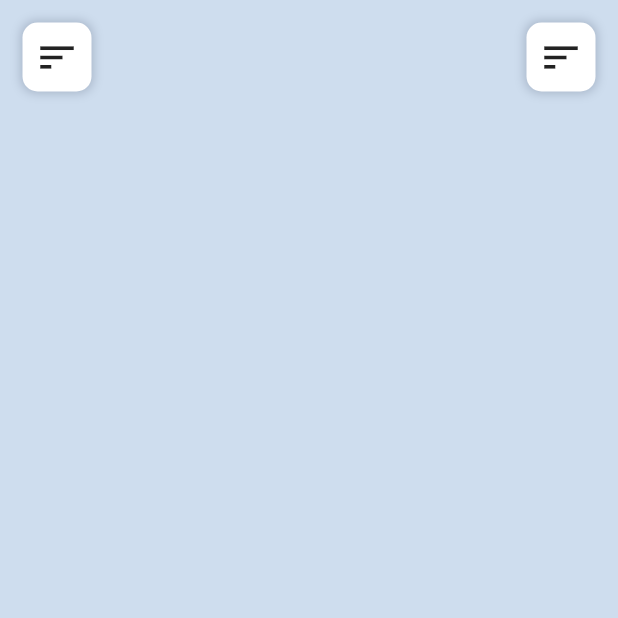
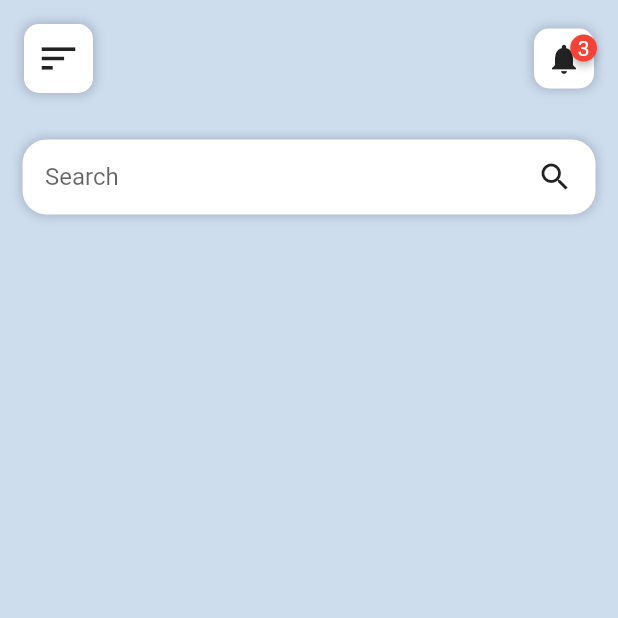
Before and after one commit to Lambertn33/shoes_selling_app, a Flutter app: the HomePage screen opened by its route, on a phone screen of 412 x 824 dp, the top half of it. Run offline on Flutter 3.47's test engine with Material 2 defaults, Android fonts, the phone set to English and light mode, and no system bars; drawn by our look-alikes of badges.

Commit message:
feat: add search bar

```diff
--- a/lib/screens/homepage.dart
+++ b/lib/screens/homepage.dart
@@ -1,4 +1,5 @@
 import 'package:flutter/material.dart';
+import 'package:badges/badges.dart' as badges;
 
 class HomePage extends StatelessWidget {
   const HomePage({super.key});
@@ -10,54 +11,83 @@ class HomePage extends StatelessWidget {
         child: SingleChildScrollView(
           child: Column(
             children: [
+              // App navbar icons
               Padding(
-                padding: const EdgeInsets.all(15.0),
+                padding: const EdgeInsets.all(16.0),
                 child: Row(
                   mainAxisAlignment: MainAxisAlignment.spaceBetween,
                   children: [
-                    Container(
-                      padding: const EdgeInsets.all(8.0),
-                      decoration: BoxDecoration(
-                        color: Colors.white,
-                        borderRadius: BorderRadius.circular(10),
-                        boxShadow: [
-                          BoxShadow(
-                            color: const Color(0xFF475269).withOpacity(0.3),
-                            blurRadius: 5,
-                            spreadRadius: 1,
-                          ),
-                        ],
-                      ),
-                      child: const Icon(
+                    badgeContainer(
+                      const Icon(
                         Icons.sort,
                         size: 30,
                       ),
                     ),
-                    Container(
-                      padding: const EdgeInsets.all(8.0),
-                      decoration: BoxDecoration(
-                        color: Colors.white,
-                        borderRadius: BorderRadius.circular(10),
-                        boxShadow: [
-                          BoxShadow(
-                            color: const Color(0xFF475269).withOpacity(0.3),
-                            blurRadius: 5,
-                            spreadRadius: 1,
-                          ),
-                        ],
+                    badgeContainer(
+                      const badges.Badge(
+                        badgeContent: Text(
+                          '3',
+                          style: TextStyle(color: Colors.white),
+                        ),
+                        child: Icon(Icons.notifications),
                       ),
-                      child: const Icon(
-                        Icons.sort,
-                        size: 30,
-                      ),
-                    ),
+                    )
                   ],
                 ),
               ),
+              const SizedBox(
+                height: 15,
+              ),
+              Container(
+                padding: const EdgeInsets.symmetric(horizontal: 15),
+                margin: const EdgeInsets.symmetric(horizontal: 15),
+                height: 50,
+                decoration: BoxDecoration(
+                  color: Colors.white,
+                  borderRadius: BorderRadius.circular(16.0),
+                  boxShadow: [
+                    BoxShadow(
+                        color: const Color(0xFF475269).withOpacity(0.3),
+                        blurRadius: 5,
+                        spreadRadius: 1),
+                  ],
+                ),
+                child: Row(
+                  children: [
+                  SizedBox(
+                    width: 300,
+                    child: TextFormField(
+                      decoration: const InputDecoration(
+                        border: InputBorder.none,
+                        hintText: 'Search'
+                      ),
+                    ),
+                  ),
+                  const Spacer(),
+                  const Icon(Icons.search)
+                ]),
+              )
             ],
           ),
         ),
       ),
     );
   }
+
+  Container badgeContainer(child) {
+    return Container(
+        padding: const EdgeInsets.all(8.0),
+        decoration: BoxDecoration(
+          color: Colors.white,
+          borderRadius: BorderRadius.circular(10),
+          boxShadow: [
+            BoxShadow(
+              color: const Color(0xFF475269).withOpacity(0.3),
+              blurRadius: 5,
+              spreadRadius: 1,
+            ),
+          ],
+        ),
+        child: child);
+  }
 }
--- a/pubspec.yaml
+++ b/pubspec.yaml
@@ -35,6 +35,7 @@ dependencies:
   # The following adds the Cupertino Icons font to your application.
   # Use with the CupertinoIcons class for iOS style icons.
   cupertino_icons: ^1.0.2
+  badges: ^3.1.1
 
 dev_dependencies:
   flutter_test:
```
Also changed, not shown: pubspec.lock.
